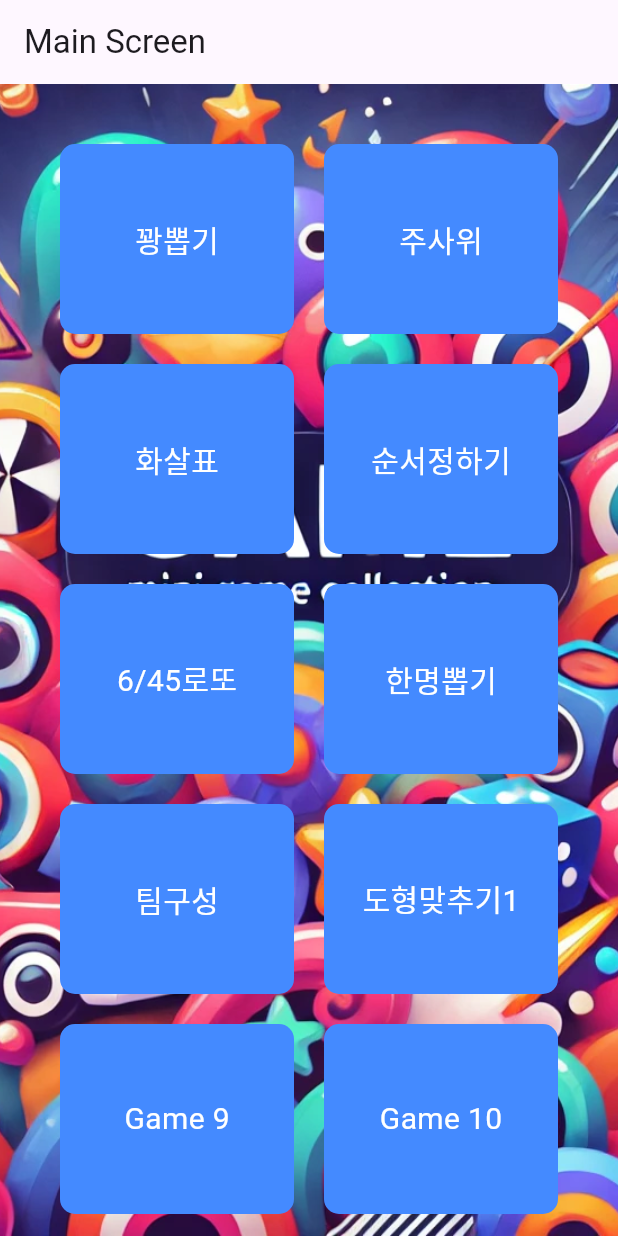
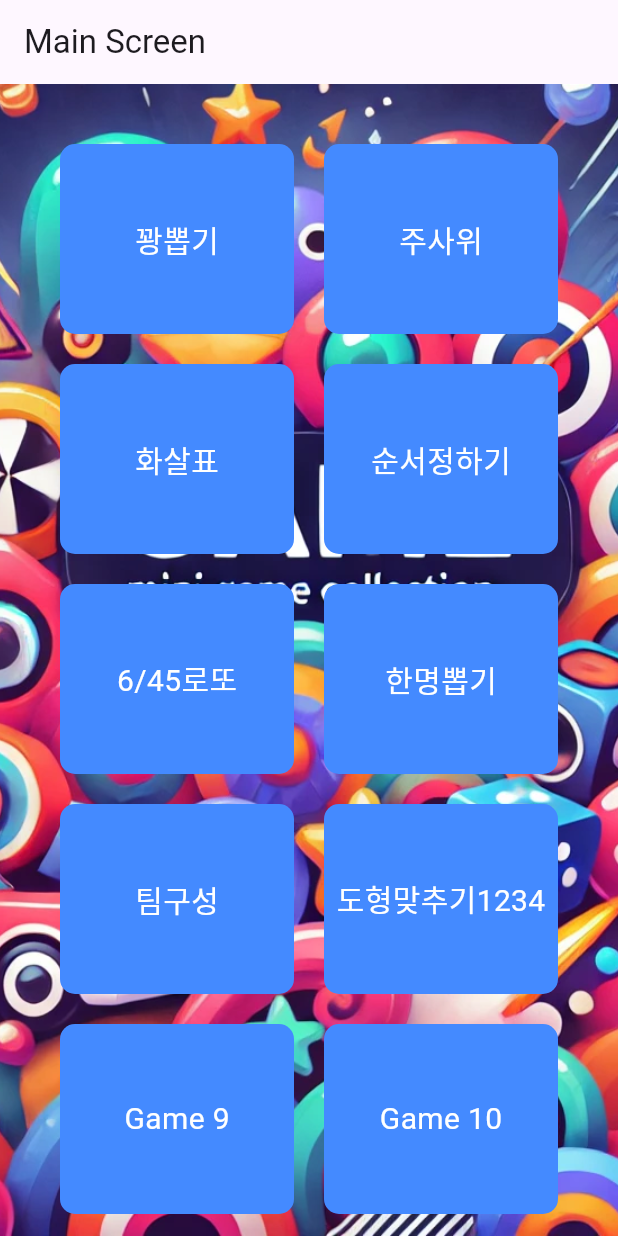
Before and after one commit to runaby/flutter_lets_bet, a Flutter app: the screen it shows after launch, on a phone screen of 412 x 824 dp. Run offline on Flutter 3.47's test engine with Material 3 defaults, Android fonts, the phone set to English and light mode, and no system bars; our stand-ins replace audioplayers.

Commit message:
수정 테스트

```diff
--- a/lib/main.dart
+++ b/lib/main.dart
@@ -75,7 +75,7 @@ class MainScreen extends StatelessWidget {
                   gameName = '팀구성';
                   break;
                 case 7:
-                  gameName = '도형맞추기1';
+                  gameName = '도형맞추기1234';
                   break;
                 default:
                   gameName = 'Game ${index + 1}'; // 나머지 임의 이름
```
